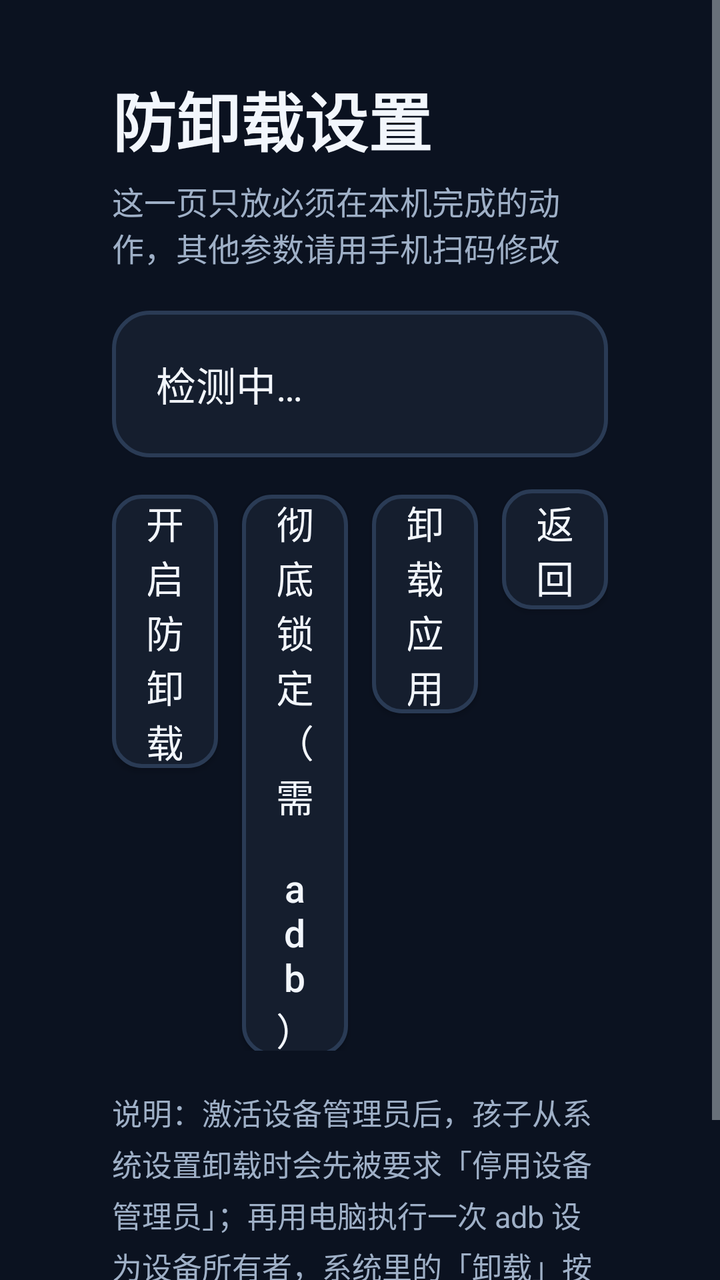
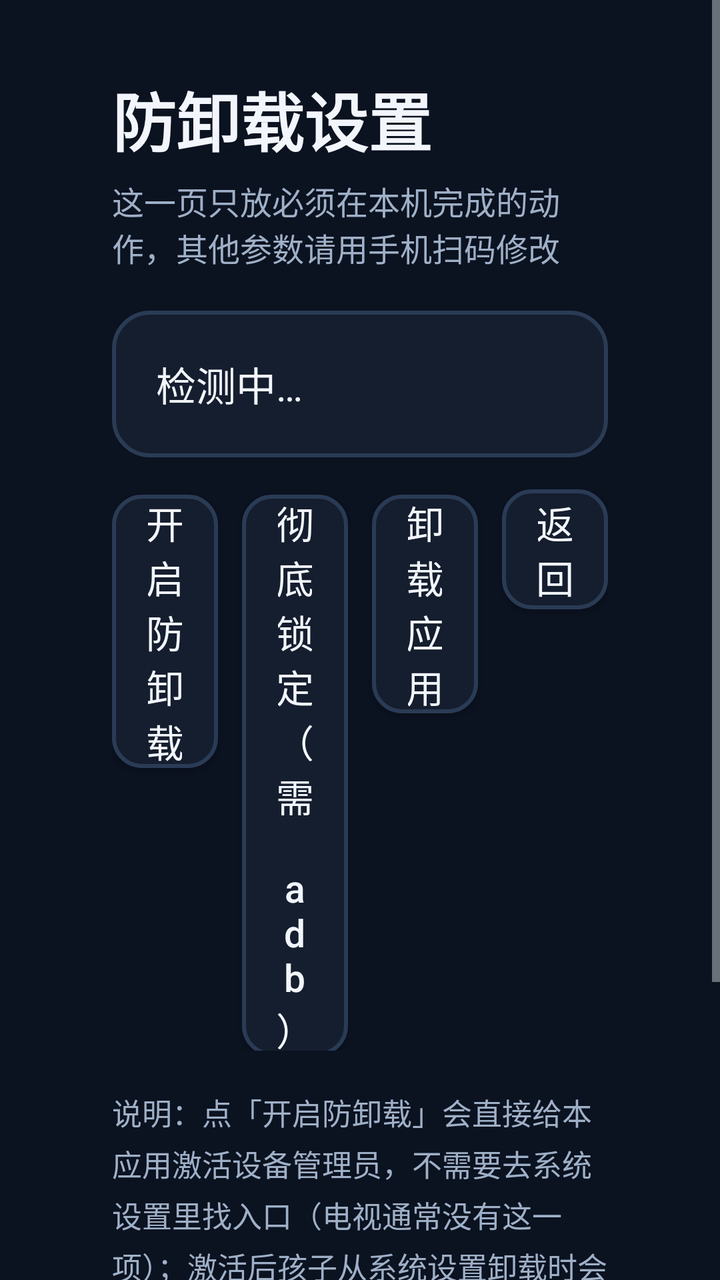

Screens rendered from an Android XML layout before and after an edit, with the pre-edit source and the edit as a unified diff.
<!-- AndroidManifest.xml: activity theme AppTheme -->
<!-- res/layout/activity_security.xml -->
<?xml version="1.0" encoding="utf-8"?>
<ScrollView xmlns:android="http://schemas.android.com/apk/res/android"
    android:layout_width="match_parent"
    android:layout_height="match_parent"
    android:background="@color/bg"
    android:fillViewport="true">

    <LinearLayout
        android:layout_width="match_parent"
        android:layout_height="wrap_content"
        android:orientation="vertical"
        android:paddingLeft="56dp"
        android:paddingTop="36dp"
        android:paddingRight="56dp"
        android:paddingBottom="36dp">

        <TextView
            android:layout_width="wrap_content"
            android:layout_height="wrap_content"
            android:text="防卸载设置"
            android:textColor="@color/textPrimary"
            android:textSize="32sp"
            android:textStyle="bold" />

        <TextView
            android:layout_width="wrap_content"
            android:layout_height="wrap_content"
            android:layout_marginTop="6dp"
            android:text="这一页只放必须在本机完成的动作，其他参数请用手机扫码修改"
            android:textColor="@color/textSecondary"
            android:textSize="16sp" />

        <TextView
            android:id="@+id/tvGuard"
            android:layout_width="match_parent"
            android:layout_height="wrap_content"
            android:layout_marginTop="20dp"
            android:background="@drawable/bg_card"
            android:lineSpacingExtra="7dp"
            android:padding="22dp"
            android:text="检测中…"
            android:textColor="@color/textPrimary"
            android:textSize="20sp" />

        <LinearLayout
            android:layout_width="match_parent"
            android:layout_height="wrap_content"
            android:layout_marginTop="16dp"
            android:orientation="horizontal">

            <Button
                android:id="@+id/btnGuard"
                style="@style/TvButton"
                android:layout_width="0dp"
                android:layout_height="wrap_content"
                android:layout_weight="1"
                android:layout_marginRight="12dp"
                android:text="开启防卸载" />

            <Button
                android:id="@+id/btnOwner"
                style="@style/TvButton"
                android:layout_width="0dp"
                android:layout_height="wrap_content"
                android:layout_weight="1"
                android:layout_marginRight="12dp"
                android:text="彻底锁定（需 adb）" />

            <Button
                android:id="@+id/btnUninstall"
                style="@style/TvButton"
                android:layout_width="0dp"
                android:layout_height="wrap_content"
                android:layout_weight="1"
                android:layout_marginRight="12dp"
                android:text="卸载应用" />

            <Button
                android:id="@+id/btnBack"
                style="@style/TvButton"
                android:layout_width="0dp"
                android:layout_height="wrap_content"
                android:layout_weight="1"
                android:text="返回" />
        </LinearLayout>

        <TextView
            android:layout_width="match_parent"
            android:layout_height="wrap_content"
            android:layout_marginTop="20dp"
            android:lineSpacingExtra="4dp"
            android:text="说明：激活设备管理员后，孩子从系统设置卸载时会先被要求「停用设备管理员」；再用电脑执行一次 adb 设为设备所有者，系统里的「卸载」按钮会直接置灰，必须回到这里输入卸载码才能卸载。"
            android:textColor="@color/textSecondary"
            android:textSize="15sp" />

    </LinearLayout>
</ScrollView>
<!-- resources referenced by this layout -->
<resources>
  <color name="bg">#0B1220</color>
  <color name="textPrimary">#F2F6FC</color>
  <color name="textSecondary">#9FB0C7</color>
  <!-- drawable bg_card (drawable) -->
  <?xml version="1.0" encoding="utf-8"?>
  <shape xmlns:android="http://schemas.android.com/apk/res/android" android:shape="rectangle">
      <solid android:color="@color/surface" />
      <corners android:radius="18dp" />
      <stroke
          android:width="2dp"
          android:color="@color/stroke" />
  </shape>
  <style name="TvButton" parent="@android:style/Widget.DeviceDefault.Button">
          <item name="android:background">@drawable/bg_option</item>
          <item name="android:textColor">@color/textPrimary</item>
          <item name="android:textSize">19sp</item>
          <item name="android:focusable">true</item>
          <item name="android:focusableInTouchMode">true</item>
          <item name="android:minHeight">60dp</item>
          <item name="android:minWidth">120dp</item>
          <item name="android:paddingLeft">18dp</item>
          <item name="android:paddingRight">18dp</item>
          <item name="android:textAllCaps">false</item>
          <item name="android:gravity">center</item>
      </style>
  <style name="AppTheme" parent="@android:style/Theme.DeviceDefault.NoActionBar">
          <item name="android:windowBackground">@color/bg</item>
          <item name="android:colorBackground">@color/bg</item>
          <item name="android:windowContentOverlay">@null</item>
      </style>
  <color name="surface">#151E2E</color>
  <color name="stroke">#2A3B55</color>
  <!-- drawable bg_option (drawable) -->
  <?xml version="1.0" encoding="utf-8"?>
  <selector xmlns:android="http://schemas.android.com/apk/res/android">
      <item android:state_focused="true">
          <shape android:shape="rectangle">
              <solid android:color="@color/surfaceFocus" />
              <corners android:radius="14dp" />
              <stroke
                  android:width="3dp"
                  android:color="@color/strokeFocus" />
          </shape>
      </item>
      <item android:state_pressed="true">
          <shape android:shape="rectangle">
              <solid android:color="@color/surfaceFocus" />
              <corners android:radius="14dp" />
              <stroke
                  android:width="2dp"
                  android:color="@color/accent" />
          </shape>
      </item>
      <item>
          <shape android:shape="rectangle">
              <solid android:color="@color/surface" />
              <corners android:radius="14dp" />
              <stroke
                  android:width="2dp"
                  android:color="@color/stroke" />
          </shape>
      </item>
  </selector>
  <color name="surfaceFocus">#1E3A5C</color>
  <color name="strokeFocus">#4CC2FF</color>
  <color name="accent">#4CC2FF</color>
</resources>

<!-- the commit's change to res/layout/activity_security.xml (unified diff, before → after) -->
@@ -89,7 +89,7 @@
             android:layout_height="wrap_content"
             android:layout_marginTop="20dp"
             android:lineSpacingExtra="4dp"
-            android:text="说明：激活设备管理员后，孩子从系统设置卸载时会先被要求「停用设备管理员」；再用电脑执行一次 adb 设为设备所有者，系统里的「卸载」按钮会直接置灰，必须回到这里输入卸载码才能卸载。"
+            android:text="说明：点「开启防卸载」会直接给本应用激活设备管理员，不需要去系统设置里找入口（电视通常没有这一项）；激活后孩子从系统设置卸载时会先被要求「停用设备管理员」。如果系统强制拦截、页面拉不起来，本页会给出两条 adb 命令，复制到电脑执行一次即可。想彻底置灰系统「卸载」按钮，用「彻底锁定（需 adb）」设为设备所有者。"
             android:textColor="@color/textSecondary"
             android:textSize="15sp" />
 
